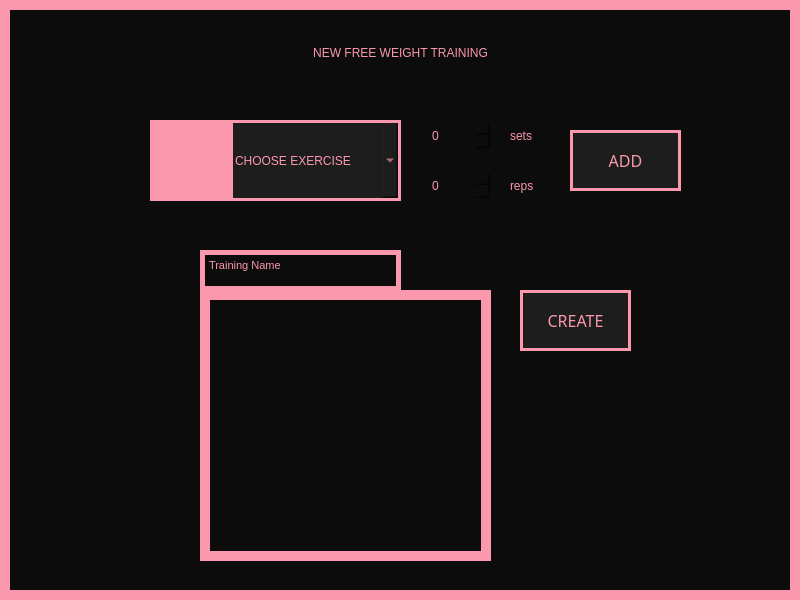
Old version of the form View/NewFreeWeightTraining.ui in the repository Hanna-J-K/fitnessapp.
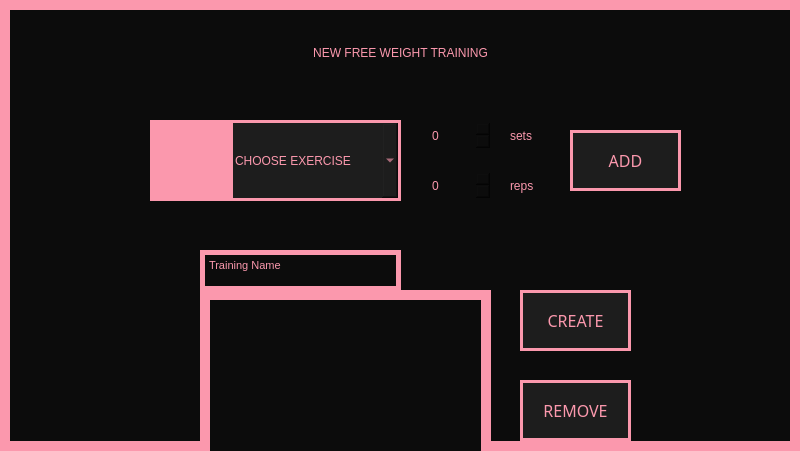
New version of the form. Icons and pictures are not drawn.

Commit message: remove buttons added

What changed in the file:
```diff
--- a/View/NewFreeWeightTraining.ui
+++ b/View/NewFreeWeightTraining.ui
@@ -7,7 +7,7 @@
     <x>0</x>
     <y>0</y>
     <width>800</width>
-    <height>600</height>
+    <height>451</height>
    </rect>
   </property>
   <property name="windowTitle">
@@ -269,6 +269,35 @@
 &lt;p style=&quot; margin-top:0px; margin-bottom:0px; margin-left:0px; margin-right:0px; -qt-block-indent:0; text-indent:0px;&quot;&gt;&lt;span style=&quot; font-size:8.25pt;&quot;&gt;Training Name&lt;/span&gt;&lt;/p&gt;&lt;/body&gt;&lt;/html&gt;</string>
     </property>
    </widget>
+   <widget class="QPushButton" name="remove_training_btn">
+    <property name="geometry">
+     <rect>
+      <x>520</x>
+      <y>380</y>
+      <width>111</width>
+      <height>61</height>
+     </rect>
+    </property>
+    <property name="font">
+     <font>
+      <family>PRIMETIME</family>
+      <pointsize>12</pointsize>
+      <weight>50</weight>
+      <italic>false</italic>
+      <bold>false</bold>
+     </font>
+    </property>
+    <property name="cursor">
+     <cursorShape>PointingHandCursor</cursorShape>
+    </property>
+    <property name="styleSheet">
+     <string notr="true">background-color: #1D1D1D;border: 3px solid #FB98AD;
+font: 12pt &quot;PRIMETIME&quot;;</string>
+    </property>
+    <property name="text">
+     <string>REMOVE</string>
+    </property>
+   </widget>
   </widget>
  </widget>
  <resources/>
```
The commit also changes 5 other files.
